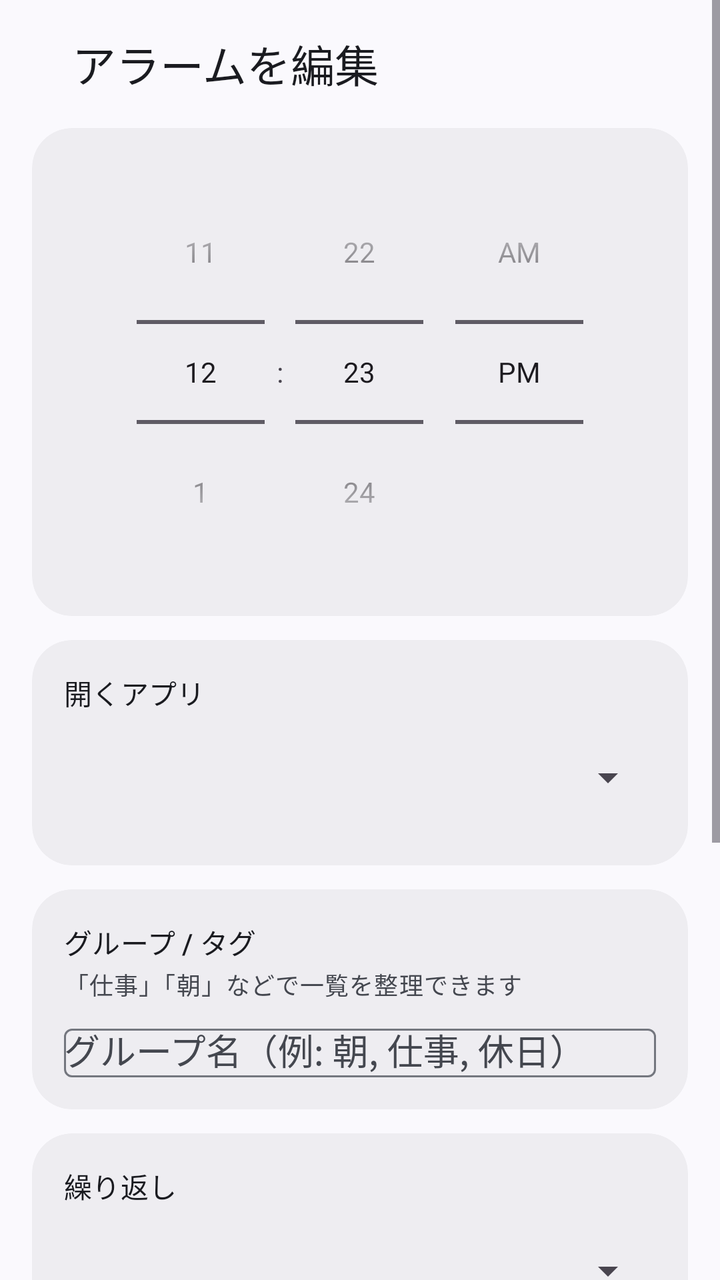
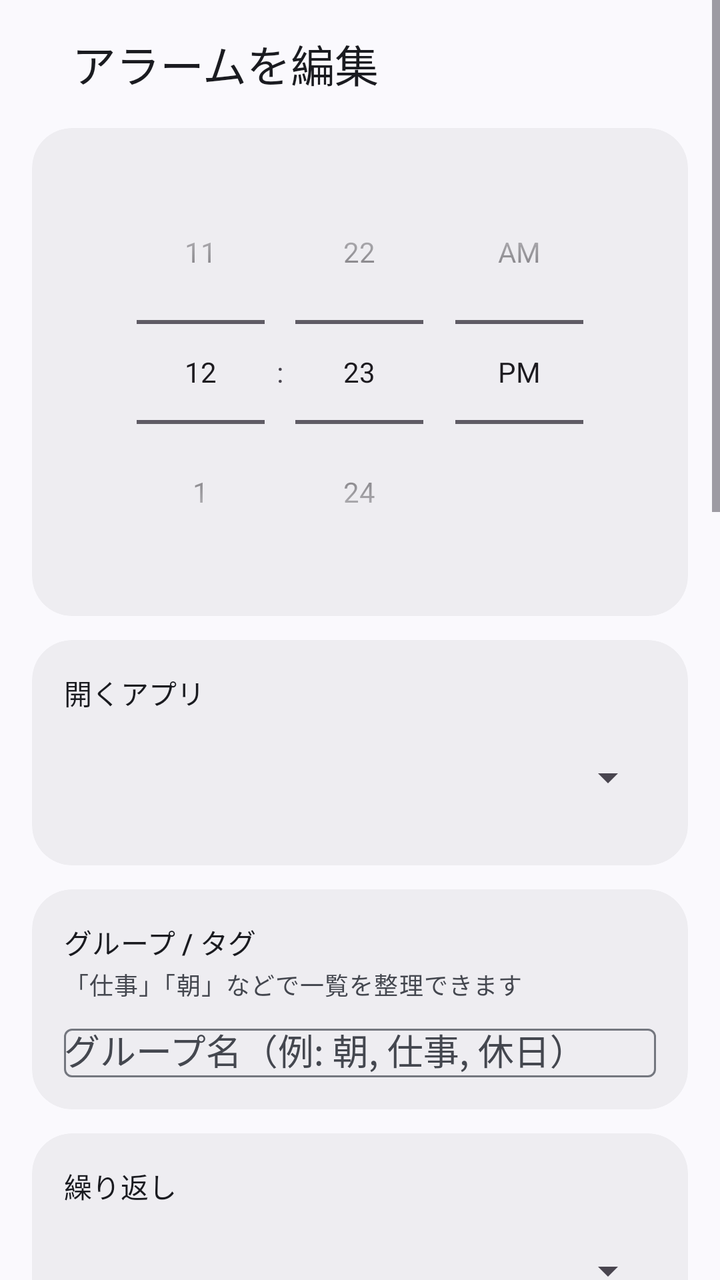

Two renders of the same Android screen: before a commit and after it. Below are the layout's source before the change and the commit's diff.
<!-- AndroidManifest.xml: application theme Theme.AppAlarm -->
<!-- res/layout/activity_edit.xml -->
<?xml version="1.0" encoding="utf-8"?>
<ScrollView xmlns:android="http://schemas.android.com/apk/res/android" xmlns:app="http://schemas.android.com/apk/res-auto"
    android:layout_width="match_parent"
    android:layout_height="match_parent"
    android:background="?attr/colorSurface"
    android:fitsSystemWindows="true">

    <LinearLayout
        android:layout_width="match_parent"
        android:layout_height="wrap_content"
        android:orientation="vertical"
        android:paddingStart="16dp"
        android:paddingEnd="16dp"
        android:paddingBottom="16dp">

    <LinearLayout
        android:layout_width="match_parent"
        android:layout_height="64dp"
        android:gravity="center_vertical"
        android:orientation="horizontal"
        android:paddingStart="20dp"
        android:paddingEnd="12dp">

        <TextView
            android:id="@+id/tv_edit_title"
            android:layout_width="0dp"
            android:layout_height="wrap_content"
            android:layout_weight="1"
            android:text="@string/edit_alarm"
            android:textAppearance="?attr/textAppearanceTitleLarge"
            android:textColor="?attr/colorOnSurface" />

    </LinearLayout>

        <com.google.android.material.card.MaterialCardView
            style="@style/Widget.Material3.CardView.Filled"
            android:layout_width="match_parent"
            android:layout_height="wrap_content"
            android:layout_marginBottom="12dp"
            app:cardBackgroundColor="?attr/colorSurfaceContainer"
            app:cardCornerRadius="20dp"
            app:cardElevation="0dp">

            <LinearLayout
                android:layout_width="match_parent"
                android:layout_height="wrap_content"
                android:orientation="vertical"
                android:padding="16dp">

                <TimePicker
                    android:id="@+id/edit_time_picker"
                    android:layout_width="wrap_content"
                    android:layout_height="wrap_content"
                    android:layout_gravity="center_horizontal"
                    android:timePickerMode="spinner" />
            </LinearLayout>
        </com.google.android.material.card.MaterialCardView>

        <com.google.android.material.card.MaterialCardView
            style="@style/Widget.Material3.CardView.Filled"
            android:layout_width="match_parent"
            android:layout_height="wrap_content"
            android:layout_marginBottom="12dp"
            app:cardBackgroundColor="?attr/colorSurfaceContainer"
            app:cardCornerRadius="20dp"
            app:cardElevation="0dp">

            <LinearLayout
                android:layout_width="match_parent"
                android:layout_height="wrap_content"
                android:orientation="vertical"
                android:padding="16dp">

                <TextView
                    android:layout_width="wrap_content"
                    android:layout_height="wrap_content"
                    android:text="開くアプリ"
                    android:textAppearance="?attr/textAppearanceTitleSmall"
                    android:textColor="?attr/colorOnSurface" />
                <Spinner
                    android:id="@+id/spinner_apps"
                    android:layout_width="match_parent"
                    android:layout_height="56dp"
                    android:layout_marginTop="4dp" />
            </LinearLayout>
        </com.google.android.material.card.MaterialCardView>

        <com.google.android.material.card.MaterialCardView
            style="@style/Widget.Material3.CardView.Filled"
            android:layout_width="match_parent"
            android:layout_height="wrap_content"
            android:layout_marginBottom="12dp"
            app:cardBackgroundColor="?attr/colorSurfaceContainer"
            app:cardCornerRadius="20dp"
            app:cardElevation="0dp">

            <LinearLayout
                android:layout_width="match_parent"
                android:layout_height="wrap_content"
                android:orientation="vertical"
                android:padding="16dp">

                <TextView
                    android:layout_width="wrap_content"
                    android:layout_height="wrap_content"
                    android:text="グループ / タグ"
                    android:textAppearance="?attr/textAppearanceTitleSmall"
                    android:textColor="?attr/colorOnSurface" />
                <TextView
                    android:layout_width="wrap_content"
                    android:layout_height="wrap_content"
                    android:layout_marginTop="2dp"
                    android:layout_marginBottom="8dp"
                    android:text="「仕事」「朝」などで一覧を整理できます"
                    android:textAppearance="?attr/textAppearanceBodySmall"
                    android:textColor="?attr/colorOnSurfaceVariant" />
                <com.google.android.material.textfield.TextInputLayout
                    style="@style/Widget.Material3.TextInputLayout.OutlinedBox"
                    android:layout_width="match_parent"
                    android:layout_height="wrap_content"
                    android:hint="グループ名（例: 朝, 仕事, 休日）">

                    <AutoCompleteTextView
                        android:id="@+id/edit_group_tag"
                        android:layout_width="match_parent"
                        android:layout_height="wrap_content"
                        android:inputType="text"
                        android:maxLines="1"
                        android:textColor="?attr/colorOnSurface" />
                </com.google.android.material.textfield.TextInputLayout>
            </LinearLayout>
        </com.google.android.material.card.MaterialCardView>

        <com.google.android.material.card.MaterialCardView
            style="@style/Widget.Material3.CardView.Filled"
            android:layout_width="match_parent"
            android:layout_height="wrap_content"
            android:layout_marginBottom="12dp"
            app:cardBackgroundColor="?attr/colorSurfaceContainer"
            app:cardCornerRadius="20dp"
            app:cardElevation="0dp">

            <LinearLayout
                android:layout_width="match_parent"
                android:layout_height="wrap_content"
                android:orientation="vertical"
                android:padding="16dp">

                <TextView
                    android:layout_width="wrap_content"
                    android:layout_height="wrap_content"
                    android:text="繰り返し"
                    android:textAppearance="?attr/textAppearanceTitleSmall"
                    android:textColor="?attr/colorOnSurface" />
                <Spinner
                    android:id="@+id/spinner_repeat_mode"
                    android:layout_width="match_parent"
                    android:layout_height="56dp"
                    android:layout_marginTop="4dp" />
                <CheckBox
                    android:id="@+id/cb_skip_holidays"
                    android:layout_width="match_parent"
                    android:layout_height="wrap_content"
                    android:minHeight="48dp"
                    android:text="日本の祝日はスキップする"
                    android:textColor="?attr/colorOnSurface" />
            </LinearLayout>
        </com.google.android.material.card.MaterialCardView>

        <com.google.android.material.card.MaterialCardView
            style="@style/Widget.Material3.CardView.Filled"
            android:layout_width="match_parent"
            android:layout_height="wrap_content"
            android:layout_marginBottom="12dp"
            app:cardBackgroundColor="?attr/colorSurfaceContainer"
            app:cardCornerRadius="20dp"
            app:cardElevation="0dp">

            <LinearLayout
                android:layout_width="match_parent"
                android:layout_height="wrap_content"
                android:orientation="vertical"
                android:padding="16dp">

                <TextView
                    android:layout_width="wrap_content"
                    android:layout_height="wrap_content"
                    android:text="起動のしかた"
                    android:textAppearance="?attr/textAppearanceTitleSmall"
                    android:textColor="?attr/colorOnSurface" />
                <CheckBox
                    android:id="@+id/cb_auto_open"
                    android:layout_width="match_parent"
                    android:layout_height="wrap_content"
                    android:minHeight="48dp"
                    android:text="確認せずに自動で開く"
                    android:textColor="?attr/colorOnSurface" />
                <CheckBox
                    android:id="@+id/cb_alarm_mode"
                    android:layout_width="match_parent"
                    android:layout_height="wrap_content"
                    android:minHeight="48dp"
                    android:text="アラーム鳴動モード（全画面＋停止／スヌーズ）"
                    android:textColor="?attr/colorOnSurface" />
            </LinearLayout>
        </com.google.android.material.card.MaterialCardView>

        <LinearLayout
            android:layout_width="match_parent"
            android:layout_height="wrap_content"
            android:orientation="horizontal">

            <Button
                android:id="@+id/btn_save"
                style="@style/Widget.Material3.Button"
                android:layout_width="0dp"
                android:layout_height="56dp"
                android:layout_marginEnd="6dp"
                android:layout_weight="1"
                android:text="@string/save" />

            <Button
                android:id="@+id/btn_delete"
                style="@style/Widget.Material3.Button.OutlinedButton"
                android:layout_width="0dp"
                android:layout_height="56dp"
                android:layout_marginStart="6dp"
                android:layout_weight="1"
                android:text="@string/delete"
                android:textColor="?attr/colorError"
                app:strokeColor="?attr/colorError" />
        </LinearLayout>

    </LinearLayout>
</ScrollView>
<!-- resources referenced by this layout -->
<resources>
  <string name="delete">削除</string>
  <string name="edit_alarm">アラームを編集</string>
  <string name="save">保存</string>
  <style name="Theme.AppAlarm" parent="Theme.Material3.DayNight.NoActionBar">
          <item name="colorPrimary">#2563EB</item>
          <item name="colorOnPrimary">#FFFFFF</item>
          <item name="colorPrimaryContainer">#DBE6FF</item>
          <item name="colorOnPrimaryContainer">#001A41</item>
          <item name="colorSecondary">#575E71</item>
          <item name="colorOnSecondary">#FFFFFF</item>
          <item name="colorSecondaryContainer">#DBE2F9</item>
          <item name="colorOnSecondaryContainer">#141B2C</item>
          <item name="android:colorBackground">#FAF9FD</item>
          <item name="colorSurface">#FAF9FD</item>
          <item name="colorOnSurface">#1A1B20</item>
          <item name="colorSurfaceVariant">#E1E2EC</item>
          <item name="colorOnSurfaceVariant">#44474F</item>
          <item name="colorSurfaceContainerLowest">#FFFFFF</item>
          <item name="colorSurfaceContainerLow">#F4F3F7</item>
          <item name="colorSurfaceContainer">#EEEDF1</item>
          <item name="colorSurfaceContainerHigh">#E8E7EB</item>
          <item name="colorSurfaceContainerHighest">#E3E2E6</item>
          <item name="colorOutline">#74777F</item>
          <item name="colorOutlineVariant">#C4C6D0</item>
          <item name="colorError">#BA1A1A</item>
          <item name="colorOnError">#FFFFFF</item>
          <item name="android:statusBarColor">?attr/colorSurface</item>
          <item name="android:navigationBarColor">?attr/colorSurface</item>
          <item name="android:windowLightStatusBar">true</item>
          <item name="android:windowLightNavigationBar">true</item>
      </style>
</resources>

<!-- the commit's change to res/layout/activity_edit.xml (unified diff, before → after) -->
@@ -157,6 +157,31 @@
                     android:layout_width="match_parent"
                     android:layout_height="56dp"
                     android:layout_marginTop="4dp" />
+                <TextView
+                    android:layout_width="match_parent"
+                    android:layout_height="wrap_content"
+                    android:text="曜日を選択（複数選択できます）"
+                    android:textSize="16sp"
+                    android:textStyle="bold"
+                    android:layout_marginTop="8dp" />
+                <LinearLayout
+                    android:layout_width="match_parent"
+                    android:layout_height="wrap_content"
+                    android:orientation="horizontal">
+                    <CheckBox android:id="@+id/day_mon" android:layout_width="wrap_content" android:layout_height="48dp" android:text="月" />
+                    <CheckBox android:id="@+id/day_tue" android:layout_width="wrap_content" android:layout_height="48dp" android:text="火" />
+                    <CheckBox android:id="@+id/day_wed" android:layout_width="wrap_content" android:layout_height="48dp" android:text="水" />
+                    <CheckBox android:id="@+id/day_thu" android:layout_width="wrap_content" android:layout_height="48dp" android:text="木" />
+                    <CheckBox android:id="@+id/day_fri" android:layout_width="wrap_content" android:layout_height="48dp" android:text="金" />
+                    <CheckBox android:id="@+id/day_sat" android:layout_width="wrap_content" android:layout_height="48dp" android:text="土" />
+                    <CheckBox android:id="@+id/day_sun" android:layout_width="wrap_content" android:layout_height="48dp" android:text="日" />
+                </LinearLayout>
+                <DatePicker
+                    android:id="@+id/picker_alarm_date"
+                    android:layout_width="match_parent"
+                    android:layout_height="wrap_content"
+                    android:calendarViewShown="false"
+                    android:datePickerMode="spinner" />
                 <CheckBox
                     android:id="@+id/cb_skip_holidays"
                     android:layout_width="match_parent"
@@ -164,6 +189,36 @@
                     android:minHeight="48dp"
                     android:text="日本の祝日はスキップする"
                     android:textColor="?attr/colorOnSurface" />
+            </LinearLayout>
+        </com.google.android.material.card.MaterialCardView>
+
+        <com.google.android.material.card.MaterialCardView
+            style="@style/Widget.Material3.CardView.Filled"
+            android:layout_width="match_parent"
+            android:layout_height="wrap_content"
+            android:layout_marginBottom="12dp"
+            app:cardBackgroundColor="?attr/colorSurfaceContainer"
+            app:cardCornerRadius="20dp"
+            app:cardElevation="0dp">
+            <LinearLayout
+                android:layout_width="match_parent"
+                android:layout_height="wrap_content"
+                android:orientation="vertical"
+                android:padding="16dp">
+                <TextView android:layout_width="wrap_content" android:layout_height="wrap_content"
+                    android:text="通知方法" android:textSize="18sp" android:textStyle="bold" />
+                <Spinner android:id="@+id/spinner_sound_mode" android:layout_width="match_parent"
+                    android:layout_height="56dp" />
+                <EditText android:id="@+id/edit_voice_text" android:layout_width="match_parent"
+                    android:layout_height="wrap_content" android:hint="読み上げる文章" android:minHeight="56dp"
+                    android:textSize="16sp" />
+                <TextView android:layout_width="wrap_content" android:layout_height="wrap_content"
+                    android:text="このアラームの再通知（未設定なら全体設定を使用）"
+                    android:textSize="15sp" android:layout_marginTop="8dp" />
+                <Spinner android:id="@+id/spinner_alarm_snooze_min" android:layout_width="match_parent"
+                    android:layout_height="52dp" />
+                <Spinner android:id="@+id/spinner_alarm_snooze_max" android:layout_width="match_parent"
+                    android:layout_height="52dp" />
             </LinearLayout>
         </com.google.android.material.card.MaterialCardView>
 
